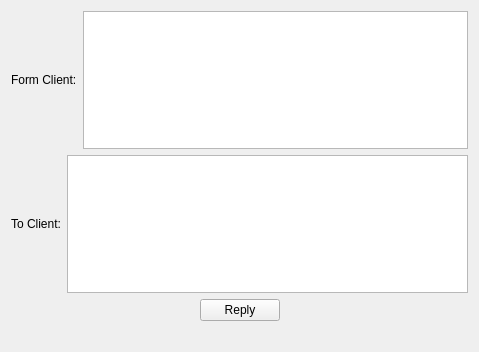
Old version of the form Server/widget.ui in the repository robbiesky/qt_tcp_client_server.
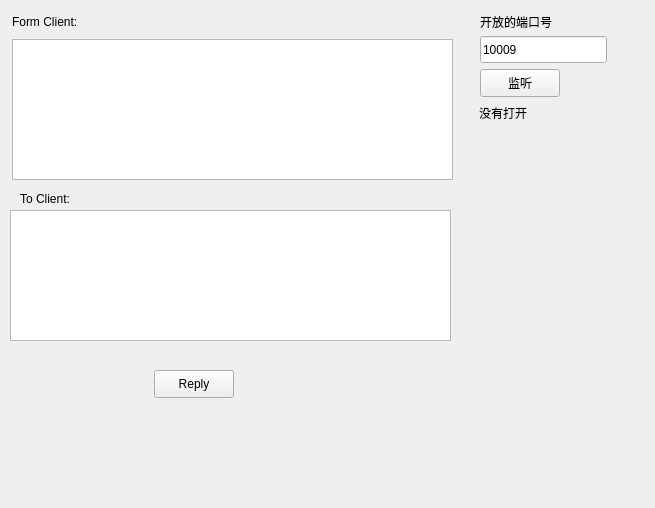
New version of the form. Icons and pictures are not drawn.

```diff
--- a/Server/widget.ui
+++ b/Server/widget.ui
@@ -6,8 +6,8 @@
    <rect>
     <x>0</x>
     <y>0</y>
-    <width>479</width>
-    <height>352</height>
+    <width>655</width>
+    <height>508</height>
    </rect>
   </property>
   <property name="windowTitle">
@@ -17,127 +17,133 @@
    <iconset resource="img.qrc">
     <normaloff>:/img/titli.png</normaloff>:/img/titli.png</iconset>
   </property>
-  <layout class="QGridLayout" name="gridLayout">
-   <item row="0" column="0">
-    <layout class="QVBoxLayout" name="verticalLayout">
-     <item>
-      <layout class="QHBoxLayout" name="horizontalLayout">
-       <item>
-        <widget class="QLabel" name="fromLabel">
-         <property name="text">
-          <string>Form Client:</string>
-         </property>
-        </widget>
-       </item>
-       <item>
-        <widget class="QTextEdit" name="fromTextEdit">
-         <property name="textInteractionFlags">
-          <set>Qt::TextSelectableByKeyboard|Qt::TextSelectableByMouse</set>
-         </property>
-        </widget>
-       </item>
-      </layout>
-     </item>
-     <item>
-      <spacer name="verticalSpacer">
-       <property name="orientation">
-        <enum>Qt::Vertical</enum>
-       </property>
-       <property name="sizeHint" stdset="0">
-        <size>
-         <width>20</width>
-         <height>17</height>
-        </size>
-       </property>
-      </spacer>
-     </item>
-     <item>
-      <layout class="QHBoxLayout" name="horizontalLayout_2">
-       <item>
-        <widget class="QLabel" name="toLabel">
-         <property name="text">
-          <string>To Client:</string>
-         </property>
-        </widget>
-       </item>
-       <item>
-        <widget class="QTextEdit" name="toTextEdit"/>
-       </item>
-      </layout>
-     </item>
-     <item>
-      <spacer name="verticalSpacer_2">
-       <property name="orientation">
-        <enum>Qt::Vertical</enum>
-       </property>
-       <property name="sizeHint" stdset="0">
-        <size>
-         <width>20</width>
-         <height>17</height>
-        </size>
-       </property>
-      </spacer>
-     </item>
-     <item>
-      <layout class="QHBoxLayout" name="horizontalLayout_3">
-       <item>
-        <spacer name="horizontalSpacer">
-         <property name="orientation">
-          <enum>Qt::Horizontal</enum>
-         </property>
-         <property name="sizeHint" stdset="0">
-          <size>
-           <width>68</width>
-           <height>20</height>
-          </size>
-         </property>
-        </spacer>
-       </item>
-       <item>
-        <widget class="QPushButton" name="replyPushButton">
-         <property name="text">
-          <string>Reply</string>
-         </property>
-        </widget>
-       </item>
-       <item>
-        <spacer name="horizontalSpacer_2">
-         <property name="orientation">
-          <enum>Qt::Horizontal</enum>
-         </property>
-         <property name="sizeHint" stdset="0">
-          <size>
-           <width>78</width>
-           <height>20</height>
-          </size>
-         </property>
-        </spacer>
-       </item>
-      </layout>
-     </item>
-     <item>
-      <spacer name="verticalSpacer_3">
-       <property name="orientation">
-        <enum>Qt::Vertical</enum>
-       </property>
-       <property name="sizeHint" stdset="0">
-        <size>
-         <width>20</width>
-         <height>17</height>
-        </size>
-       </property>
-      </spacer>
-     </item>
-    </layout>
-   </item>
-   <item row="1" column="0">
-    <widget class="QLabel" name="errorLabel">
-     <property name="text">
-      <string/>
-     </property>
-    </widget>
-   </item>
-  </layout>
+  <widget class="QLabel" name="errorLabel">
+   <property name="geometry">
+    <rect>
+     <x>10</x>
+     <y>527</y>
+     <width>16</width>
+     <height>17</height>
+    </rect>
+   </property>
+   <property name="text">
+    <string/>
+   </property>
+  </widget>
+  <widget class="QPushButton" name="btnListen">
+   <property name="geometry">
+    <rect>
+     <x>480</x>
+     <y>69</y>
+     <width>80</width>
+     <height>28</height>
+    </rect>
+   </property>
+   <property name="text">
+    <string>监听</string>
+   </property>
+  </widget>
+  <widget class="QLineEdit" name="linePort">
+   <property name="geometry">
+    <rect>
+     <x>480</x>
+     <y>36</y>
+     <width>127</width>
+     <height>27</height>
+    </rect>
+   </property>
+   <property name="text">
+    <string>10009</string>
+   </property>
+  </widget>
+  <widget class="QLabel" name="label_2">
+   <property name="geometry">
+    <rect>
+     <x>480</x>
+     <y>13</y>
+     <width>79</width>
+     <height>17</height>
+    </rect>
+   </property>
+   <property name="text">
+    <string>开放的端口号</string>
+   </property>
+  </widget>
+  <widget class="QLabel" name="fromLabel">
+   <property name="geometry">
+    <rect>
+     <x>12</x>
+     <y>13</y>
+     <width>71</width>
+     <height>17</height>
+    </rect>
+   </property>
+   <property name="text">
+    <string>Form Client:</string>
+   </property>
+  </widget>
+  <widget class="QLabel" name="lblStat">
+   <property name="geometry">
+    <rect>
+     <x>479</x>
+     <y>104</y>
+     <width>53</width>
+     <height>17</height>
+    </rect>
+   </property>
+   <property name="text">
+    <string>没有打开</string>
+   </property>
+  </widget>
+  <widget class="QLabel" name="toLabel">
+   <property name="geometry">
+    <rect>
+     <x>20</x>
+     <y>190</y>
+     <width>54</width>
+     <height>17</height>
+    </rect>
+   </property>
+   <property name="text">
+    <string>To Client:</string>
+   </property>
+  </widget>
+  <widget class="QTextEdit" name="toTextEdit">
+   <property name="geometry">
+    <rect>
+     <x>10</x>
+     <y>210</y>
+     <width>441</width>
+     <height>131</height>
+    </rect>
+   </property>
+  </widget>
+  <widget class="QPushButton" name="replyPushButton">
+   <property name="geometry">
+    <rect>
+     <x>154</x>
+     <y>370</y>
+     <width>80</width>
+     <height>28</height>
+    </rect>
+   </property>
+   <property name="text">
+    <string>Reply</string>
+   </property>
+  </widget>
+  <widget class="QTextEdit" name="fromTextEdit">
+   <property name="geometry">
+    <rect>
+     <x>12</x>
+     <y>39</y>
+     <width>441</width>
+     <height>141</height>
+    </rect>
+   </property>
+   <property name="textInteractionFlags">
+    <set>Qt::TextSelectableByKeyboard|Qt::TextSelectableByMouse</set>
+   </property>
+  </widget>
  </widget>
  <layoutdefault spacing="6" margin="11"/>
  <resources>
```
Left out of the diff: 2 changed lines with no effect on the pictures.
